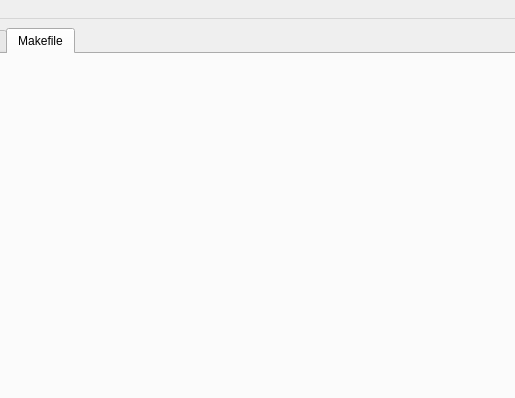
The window that fparser_GUI/GUI.ui (mramagu/Fortran-to-Python-Wrapper) describes before a commit, drawn with Qt 5; both pictures show x 91 to 606 and y 0 to 398 of the 800 by 600 pixel window.
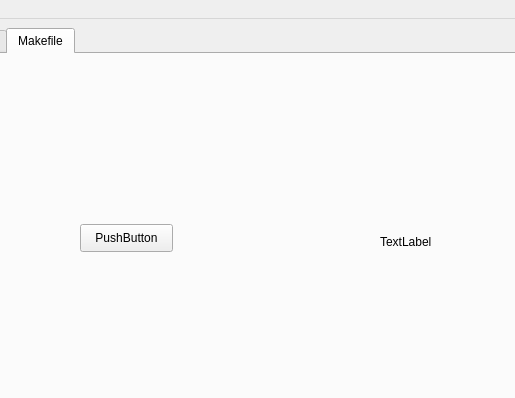
The same window after the commit. The open tabs and pages were chosen to show the change.

Diff of the .ui file:
```diff
--- a/fparser_GUI/GUI.ui
+++ b/fparser_GUI/GUI.ui
@@ -87,6 +87,32 @@
        <attribute name="title">
         <string>Makefile</string>
        </attribute>
+       <widget class="QPushButton" name="pushButton">
+        <property name="geometry">
+         <rect>
+          <x>160</x>
+          <y>170</y>
+          <width>93</width>
+          <height>28</height>
+         </rect>
+        </property>
+        <property name="text">
+         <string>PushButton</string>
+        </property>
+       </widget>
+       <widget class="QLabel" name="label">
+        <property name="geometry">
+         <rect>
+          <x>460</x>
+          <y>180</y>
+          <width>55</width>
+          <height>16</height>
+         </rect>
+        </property>
+        <property name="text">
+         <string>TextLabel</string>
+        </property>
+       </widget>
       </widget>
      </widget>
     </item>
```
Left out of the diff: 4 changed lines with no effect on the pictures.
